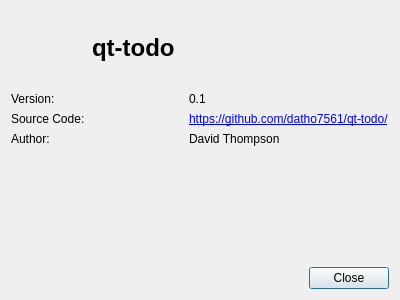
First picture: the form in ui/AboutQtTodoWidget.ui, repository datho7561/qt-todo, before the edit.
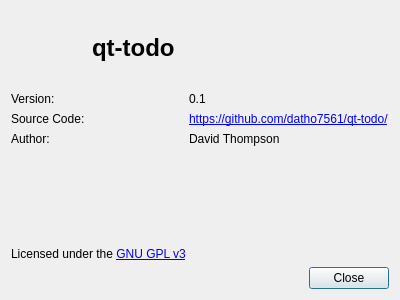
Second picture: the form after the edit. Icons and pictures are not drawn.

Diff of the .ui file:
```diff
--- a/ui/AboutQtTodoWidget.ui
+++ b/ui/AboutQtTodoWidget.ui
@@ -143,6 +143,13 @@
      </item>
     </layout>
    </item>
+   <item>
+    <widget class="QLabel" name="label_9">
+     <property name="text">
+      <string>Licensed under the &lt;a href=&quot;https://www.gnu.org/licenses/gpl-3.0.en.html&quot;&gt;GNU GPL v3&lt;/a&gt;</string>
+     </property>
+    </widget>
+   </item>
    <item>
     <widget class="QDialogButtonBox" name="buttonBox">
      <property name="standardButtons">
```
Left out of the diff: 6 changed lines with no effect on the pictures.
